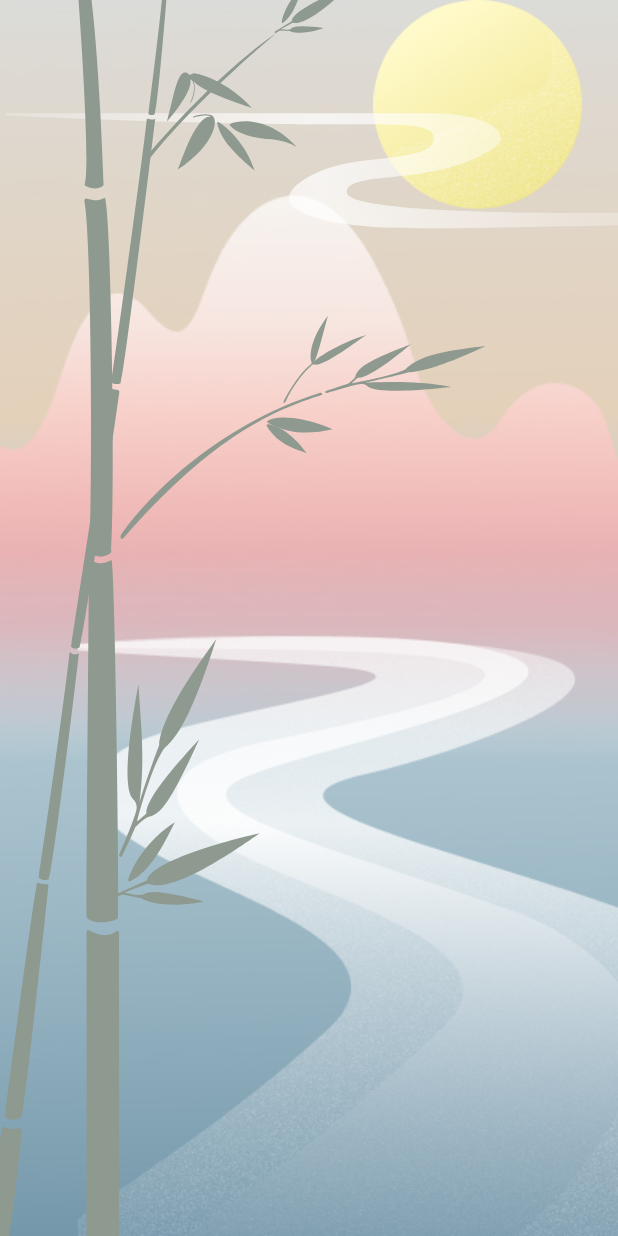
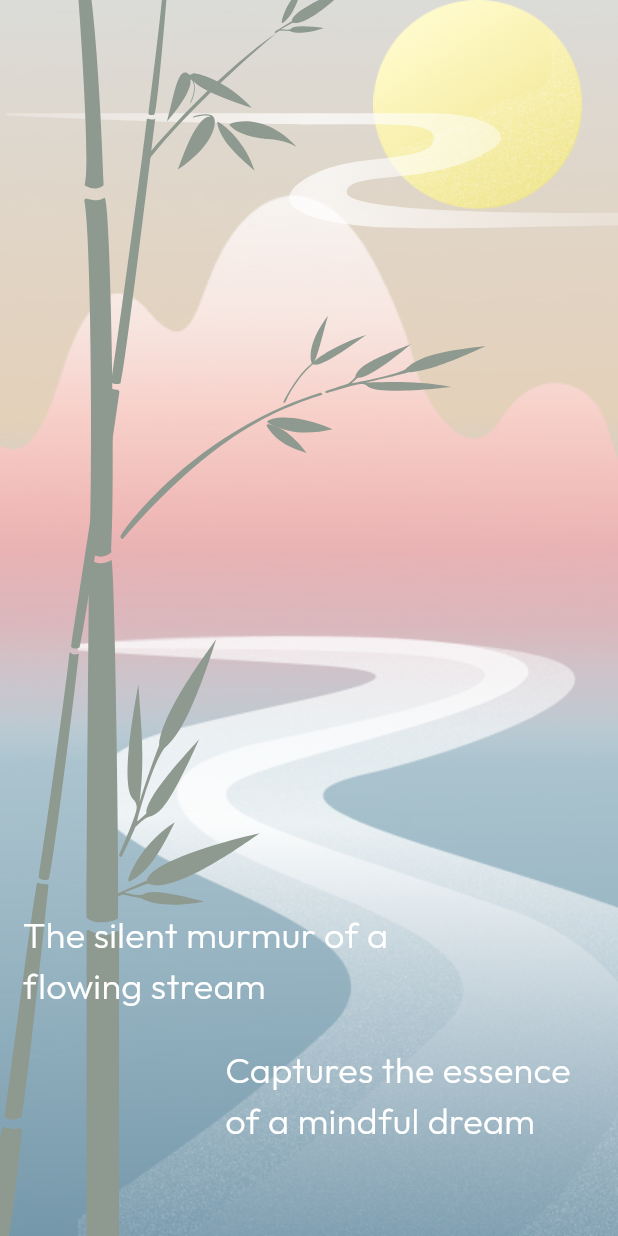
Before and after one commit to jimicy/sustainfulness, a Flutter app: the SplashPage2Animation screen opened directly, on a phone screen of 412 x 824 dp. Run offline on Flutter 3.47's test engine with Material 3 defaults, Android fonts, the phone set to English and light mode, and no system bars; drawn by our look-alikes of flutter_animate; our stand-ins replace flutter_bloc, flutter_svg, hydrated_bloc, share_plus; missing offline and left inert: flutter_google_wallet; generated files the repository leaves out were written again.

Commit message:
Add text to splash page2.

```diff
--- a/lib/splash/view/splash_page.dart
+++ b/lib/splash/view/splash_page.dart
@@ -14,6 +14,7 @@ class SplashPage extends StatelessWidget {
 }
 
 const int SPLASH_PAGE2_BASE_DURATION = 300;
+
 class SplashPage2Animation extends StatelessWidget {
   const SplashPage2Animation({super.key});
 
@@ -33,10 +34,12 @@ class SplashPage2Animation extends StatelessWidget {
           children: <Widget>[
             Moon(),
             Cloud(),
-            BlurRiver(),
-            River(),
+            BlurRiverAnimation(),
+            RiverAnimation(),
             Bamboo(),
             Bamboo2(),
+            FirstTextAnimation(),
+            SecondTextAnimation(),
           ],
         ),
       ),
@@ -202,32 +205,39 @@ class Bamboo2 extends StatelessWidget {
   }
 }
 
-class BlurRiver extends StatelessWidget {
-  const BlurRiver({
+class BlurRiverAnimation extends StatelessWidget {
+  const BlurRiverAnimation({
     super.key,
   });
 
   @override
   Widget build(BuildContext context) {
-    return SizedBox(
-      height: null,
-      child: Align(
-        alignment: Alignment.bottomRight,
-        child: Transform.translate(
-          offset: Offset.zero,
-          child: ImageFiltered(
+    return ImageFiltered(
       imageFilter: ImageFilter.blur(
         sigmaY: 5,
         sigmaX: 5,
       ), //SigmaX and Y are just for X and Y directions
-            child: Image.asset('assets/images/splash2_river.png'),
+      child: River(),
     ).animate().fadeOut(
           curve: Curves.easeOut,
           duration: const Duration(
             milliseconds: SPLASH_PAGE2_BASE_DURATION + 3000,
           ),
-              ),
-        ),
+        );
+  }
+}
+
+class RiverAnimation extends StatelessWidget {
+  const RiverAnimation({
+    super.key,
+  });
+
+  @override
+  Widget build(BuildContext context) {
+    return River().animate().fadeIn(
+          curve: Curves.easeOut,
+          duration: const Duration(
+            milliseconds: SPLASH_PAGE2_BASE_DURATION + 4000,
           ),
         );
   }
@@ -241,18 +251,14 @@ class River extends StatelessWidget {
   @override
   Widget build(BuildContext context) {
     return SizedBox(
+      height: null,
       child: Align(
         alignment: Alignment.bottomRight,
         child: Transform.translate(
-          offset: Offset.zero,
+          offset: const Offset(0, 0),
           child: const Image(
             image: AssetImage(
               'assets/images/splash2_river.png',
-            ),
-          ).animate().fadeIn(
-                curve: Curves.easeOut,
-                duration: const Duration(
-                  milliseconds: SPLASH_PAGE2_BASE_DURATION + 4000,
             ),
           ),
         ),
@@ -260,3 +266,129 @@ class River extends StatelessWidget {
     );
   }
 }
+
+class FirstTextAnimation extends StatelessWidget {
+  const FirstTextAnimation({
+    super.key,
+  });
+
+  @override
+  Widget build(BuildContext context) {
+    return FirstText()
+        .animate(delay: 400.ms)
+        .blur()
+        .fadeIn(
+          curve: Curves.easeOut,
+          duration: const Duration(
+            milliseconds: SPLASH_PAGE2_BASE_DURATION + 1500,
+          ),
+        )
+        .slide(
+          begin: const Offset(-1, 0),
+          duration: const Duration(
+            milliseconds: SPLASH_PAGE2_BASE_DURATION + 1000,
+          ),
+          curve: Curves.easeOut,
+          delay: const Duration(
+            milliseconds: 300,
+          ),
+        )
+        .then()
+        .swap(
+          duration: 300.ms,
+          builder: (_, __) => FirstText()
+              .animate()
+              .fadeIn(curve: Curves.easeOut, duration: 400.ms),
+        );
+  }
+}
+
+class FirstText extends StatelessWidget {
+  const FirstText({
+    super.key,
+  });
+
+  @override
+  Widget build(BuildContext context) {
+    return SizedBox(
+      width: 304.0,
+      child: Align(
+        alignment: Alignment.bottomCenter,
+        child: Transform.translate(
+          offset: const Offset(15, -150.0),
+          child: const Text(
+            'The silent murmur of a flowing stream',
+            style: TextStyle(
+              fontSize: 24,
+              fontWeight: FontWeight.w100,
+              color: Colors.white,
+            ),
+          ),
+        ),
+      ),
+    );
+  }
+}
+
+class SecondTextAnimation extends StatelessWidget {
+  const SecondTextAnimation({
+    super.key,
+  });
+
+  @override
+  Widget build(BuildContext context) {
+    return SecondText()
+        .animate(delay: 2000.ms)
+        .blur()
+        .fadeIn(
+          curve: Curves.easeOut,
+          duration: const Duration(
+            milliseconds: SPLASH_PAGE2_BASE_DURATION + 1500,
+          ),
+        )
+        .slide(
+          begin: const Offset(1, 0),
+          duration: const Duration(
+            milliseconds: SPLASH_PAGE2_BASE_DURATION + 1000,
+          ),
+          curve: Curves.easeOut,
+          delay: const Duration(
+            milliseconds: 300,
+          ),
+        )
+        .then()
+        .swap(
+          duration: 300.ms,
+          builder: (_, __) => SecondText()
+              .animate()
+              .fadeIn(curve: Curves.easeOut, duration: 400.ms),
+        );
+  }
+}
+
+class SecondText extends StatelessWidget {
+  const SecondText({
+    super.key,
+  });
+
+  @override
+  Widget build(BuildContext context) {
+    return SizedBox(
+      width: 250.0,
+      child: Align(
+        alignment: Alignment.bottomCenter,
+        child: Transform.translate(
+          offset: const Offset(150, -60),
+          child: const Text(
+            'Captures the essence of a mindful dream',
+            style: TextStyle(
+              fontSize: 24,
+              fontWeight: FontWeight.w100,
+              color: Colors.white,
+            ),
+          ),
+        ),
+      ),
+    );
+  }
+}
```
Lines whose indentation alone changed are shown as unchanged.
